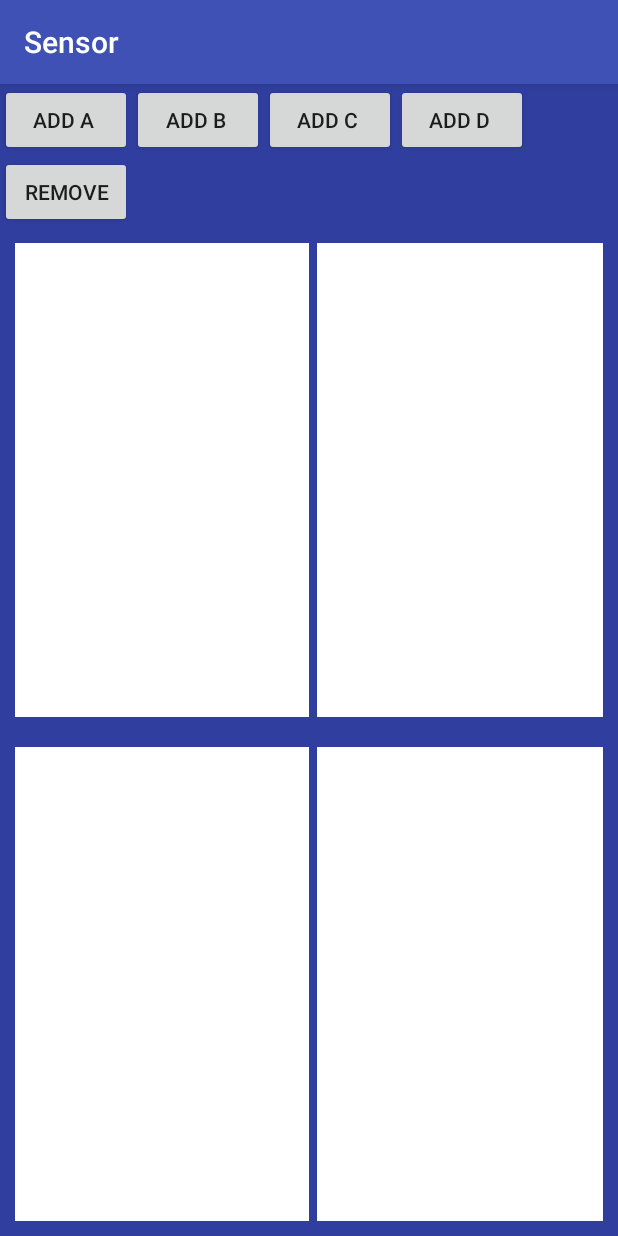
After one commit to ziq358/Sensor, an Android app: the FragmentStackActivity screen opened directly, with no data from a screen before it, on a phone screen of 412 x 824 dp. The commit adds this screen. Run offline under Robolectric (Android 15) with nearby library versions, the phone set to English and light mode, and no system bars.

Commit message:
Fragment Stack

```diff
--- a/app/src/main/AndroidManifest.xml
+++ b/app/src/main/AndroidManifest.xml
@@ -184,6 +184,7 @@
         <activity android:name=".FaceDetectionActivity" />
         <activity android:name=".PathOnDrawActivity"></activity>
         <activity android:name=".ContentProviderTestActivity"></activity>
+        <activity android:name=".FragmentStackActivity"></activity>
 
         <provider
             android:authorities="com.xogrp.john.sensor.MusicProvider"
--- a/app/src/main/java/com/xogrp/john/sensor/MainActivity.java
+++ b/app/src/main/java/com/xogrp/john/sensor/MainActivity.java
@@ -161,6 +161,7 @@ public class MainActivity extends AppCompatActivity {
         dataList.add(new Model("Drawable", DrawableActivity.class));
         dataList.add(new Model("Path 绘制", PathOnDrawActivity.class));
         dataList.add(new Model("ContentProvider", ContentProviderTestActivity.class));
+        dataList.add(new Model("FragmentStackActivity", FragmentStackActivity.class));
         return dataList;
     }
 
--- /dev/null
+++ b/app/src/main/res/layout/activity_fragment_stack.xml
@@ -0,0 +1,100 @@
+<?xml version="1.0" encoding="utf-8"?>
+<LinearLayout
+    xmlns:android="http://schemas.android.com/apk/res/android" android:layout_width="match_parent"
+    android:layout_height="match_parent"
+    android:orientation="vertical"
+    android:background="@color/colorPrimaryDark"
+    >
+    <LinearLayout
+        android:layout_width="match_parent"
+        android:layout_height="wrap_content"
+        android:orientation="horizontal"
+        >
+        <Button
+            android:id="@+id/add_a"
+            android:layout_width="wrap_content"
+            android:layout_height="wrap_content"
+            android:text="add a "
+            />
+        <Button
+            android:id="@+id/add_b"
+            android:layout_width="wrap_content"
+            android:layout_height="wrap_content"
+            android:text="add b "
+            />
+        <Button
+            android:id="@+id/add_c"
+            android:layout_width="wrap_content"
+            android:layout_height="wrap_content"
+            android:text="add c "
+            />
+        <Button
+            android:id="@+id/add_d"
+            android:layout_width="wrap_content"
+            android:layout_height="wrap_content"
+            android:text="add d "
+            />
+    </LinearLayout>
+    <Button
+        android:id="@+id/remove"
+        android:layout_width="wrap_content"
+        android:layout_height="wrap_content"
+        android:text="remove"
+        />
+    <LinearLayout
+        android:layout_width="match_parent"
+        android:layout_height="match_parent"
+        android:orientation="horizontal"
+        android:layout_weight="1"
+        android:layout_margin="10dp"
+        >
+        <FrameLayout
+            android:id="@+id/content1"
+            android:layout_width="match_parent"
+            android:layout_height="match_parent"
+            android:layout_weight="1"
+            android:background="#ffffff"
+            >
+
+        </FrameLayout>
+        <FrameLayout
+            android:id="@+id/content2"
+            android:layout_width="match_parent"
+            android:layout_height="match_parent"
+            android:layout_weight="1"
+            android:background="#ffffff"
+            android:layout_marginLeft="5dp"
+            >
+
+        </FrameLayout>
+    </LinearLayout>
+    <LinearLayout
+        android:layout_width="match_parent"
+        android:layout_height="match_parent"
+        android:orientation="horizontal"
+        android:layout_weight="1"
+        android:layout_margin="10dp"
+        >
+        <FrameLayout
+            android:id="@+id/content3"
+            android:layout_width="match_parent"
+            android:layout_height="match_parent"
+            android:layout_weight="1"
+            android:background="#ffffff"
+            >
+
+        </FrameLayout>
+        <FrameLayout
+            android:id="@+id/content4"
+            android:layout_width="match_parent"
+            android:layout_height="match_parent"
+            android:layout_weight="1"
+            android:background="#ffffff"
+            android:layout_marginLeft="5dp"
+            >
+
+        </FrameLayout>
+    </LinearLayout>
+
+
+</LinearLayout>
```
Also changed, not shown: app/src/main/java/com/xogrp/john/sensor/FragmentStackActivity.java (added, +197 -0 lines), app/src/main/res/layout/fragment_stack_a.xml (added, +14 -0 lines), app/src/main/res/layout/fragment_stack_b.xml (added, +14 -0 lines), app/src/main/res/layout/fragment_stack_c.xml (added, +14 -0 lines), app/src/main/res/layout/fragment_stack_d.xml (added, +14 -0 lines).
